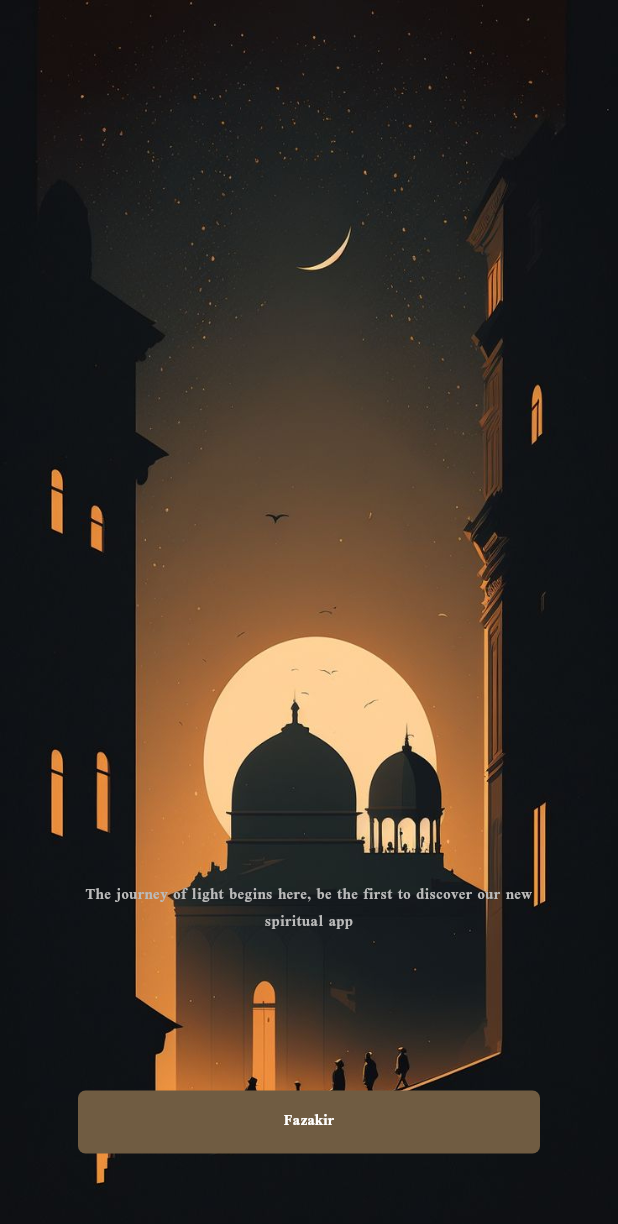
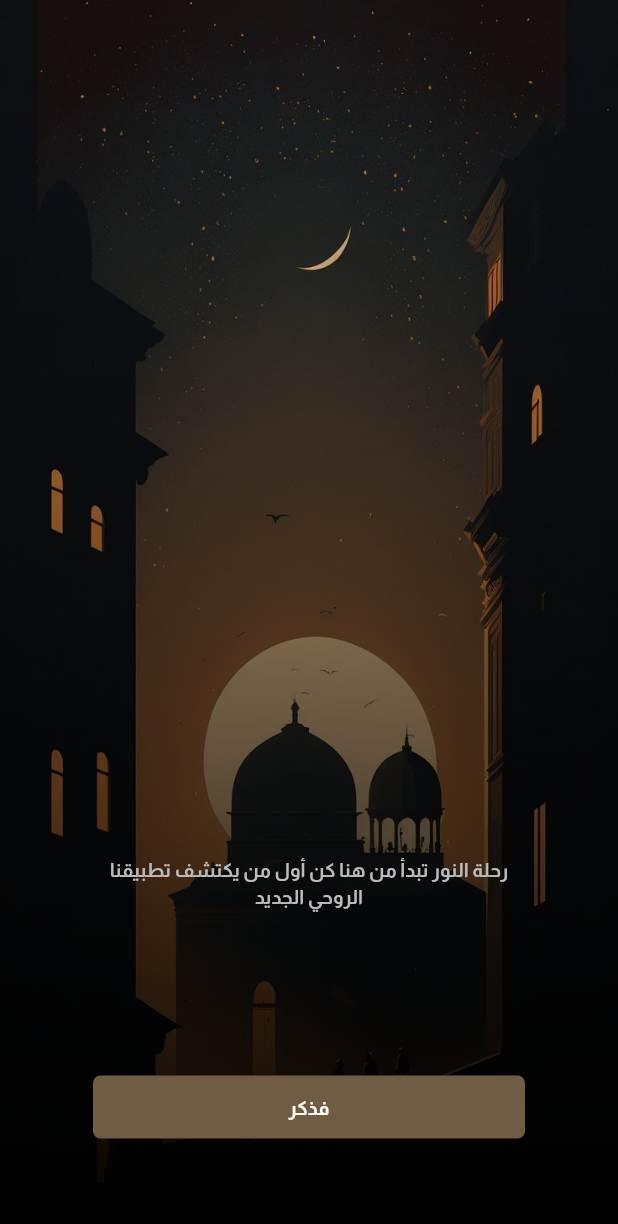
Before and after one commit to gelkomyy/fazakir, a Flutter app: the screen it shows after launch, on a phone screen of 412 x 824 dp. Shown: the top 1224 px of the screen. Run offline on Flutter 3.47's test engine with Material 3 defaults, Android fonts, the phone set to English and light mode, and no system bars.

Commit message:
Add Almarai Font and Enhance Intro View UI
- Added Almarai-Bold and Almarai-Regular fonts to the assets.
- Updated the IntroView to include a gradient background for better visual appeal.
- Increased padding in IntroViewBody for better spacing.
- Modified CustomTextButton to accept minimumSize parameter for consistent button sizing.
- Changed app locale to Arabic and updated the app title to reflect the local language.
- Configured pubspec.yaml to support Almarai font family for both regular and bold weights.

```diff
--- a/lib/Features/intro/presentation/views/intro_view.dart
+++ b/lib/Features/intro/presentation/views/intro_view.dart
@@ -15,9 +15,18 @@
           alignment: Alignment.topCenter,
         ),
       ),
-      child: const Scaffold(
-        backgroundColor: Colors.transparent,
-        body: SafeArea(child: IntroViewBody()),
+      child: Container(
+        decoration: const BoxDecoration(
+          gradient: LinearGradient(
+            begin: Alignment(-0.00, -1.00),
+            end: Alignment(0, 1),
+            colors: [Colors.transparent, Colors.black],
+          ),
+        ),
+        child: const Scaffold(
+          backgroundColor: Colors.transparent,
+          body: SafeArea(child: IntroViewBody()),
+        ),
       ),
     );
   }
--- a/lib/Features/intro/presentation/views/widgets/intro_view_body.dart
+++ b/lib/Features/intro/presentation/views/widgets/intro_view_body.dart
@@ -11,7 +11,7 @@
   Widget build(BuildContext context) {
     final S txt = S.of(context);
     return Padding(
-      padding: const EdgeInsets.all(52),
+      padding: const EdgeInsets.all(62),
       child: Column(
         mainAxisAlignment: MainAxisAlignment.end,
         children: [
@@ -20,15 +20,17 @@
             textAlign: TextAlign.center,
             style: AppFontStyles.styleBold14(context).copyWith(
               color: AppColors.greyColor,
+              fontFamily: 'Almarai',
             ),
           ),
-          const SizedBox(height: 100),
-          SizedBox(
-            width: double.infinity,
-            child: CustomTextButton(
-              text: txt.app_name,
-              onPressed: () {},
+          SizedBox(height: MediaQuery.sizeOf(context).height * 0.13),
+          CustomTextButton(
+            text: txt.app_name,
+            textStyle: AppFontStyles.styleBold14(context).copyWith(
+              color: Colors.white,
+              fontFamily: 'Almarai',
             ),
+            onPressed: () {},
           ),
         ],
       ),
--- a/lib/core/widgets/custom_text_button.dart
+++ b/lib/core/widgets/custom_text_button.dart
@@ -13,6 +13,7 @@
       ),
     ),
     this.padding = const EdgeInsets.all(12),
+    this.minimumSize = const Size(double.infinity, 24),
     required this.onPressed,
     this.textStyle,
   });
@@ -22,6 +23,7 @@
   final EdgeInsetsGeometry padding;
   final void Function() onPressed;
   final TextStyle? textStyle;
+  final Size? minimumSize;
   @override
   Widget build(BuildContext context) {
     return TextButton(
@@ -29,6 +31,7 @@
         backgroundColor: backgroundColor,
         shape: shape,
         padding: padding,
+        minimumSize: minimumSize,
       ),
       onPressed: onPressed,
       child: Text(
--- a/lib/main.dart
+++ b/lib/main.dart
@@ -18,7 +18,7 @@
     return MaterialApp(
       onGenerateRoute: onGenerateRoutes,
       initialRoute: IntroView.routeName,
-      locale: const Locale('en'),
+      locale: const Locale('ar'),
       localizationsDelegates: const [
         S.delegate,
         GlobalMaterialLocalizations.delegate,
@@ -26,7 +26,7 @@
         GlobalCupertinoLocalizations.delegate,
       ],
       supportedLocales: S.delegate.supportedLocales,
-      // title: S.of(context).app_name,
+      title: 'فذكر',
       debugShowCheckedModeBanner: false,
       theme: ThemeData(
         pageTransitionsTheme: const PageTransitionsTheme(
--- a/pubspec.yaml
+++ b/pubspec.yaml
@@ -78,6 +78,11 @@
         - asset: assets/fonts/Scheherazade-Regular.ttf
         - asset: assets/fonts/Scheherazade-Bold.ttf
           weight: 700
+    - family: Almarai
+      fonts:
+        - asset: assets/fonts/Almarai-Regular.ttf
+        - asset: assets/fonts/Almarai-Bold.ttf
+          weight: 700
   #   - family: Trajan Pro
   #     fonts:
   #       - asset: fonts/TrajanPro.ttf
```
Also changed, not shown: assets/fonts/Almarai-Bold.ttf (added), assets/fonts/Almarai-Regular.ttf (added).
